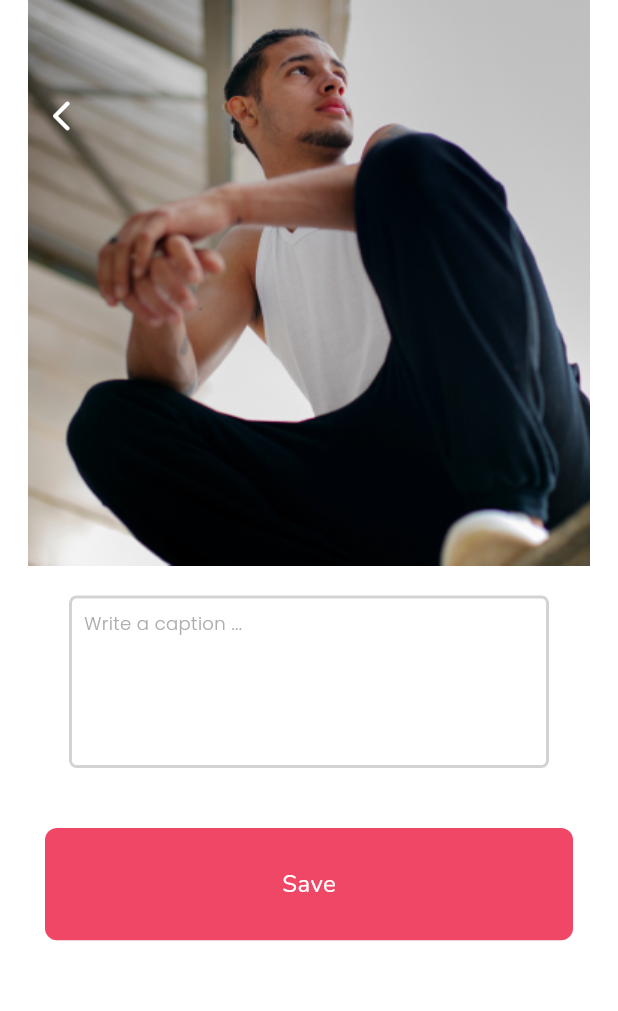
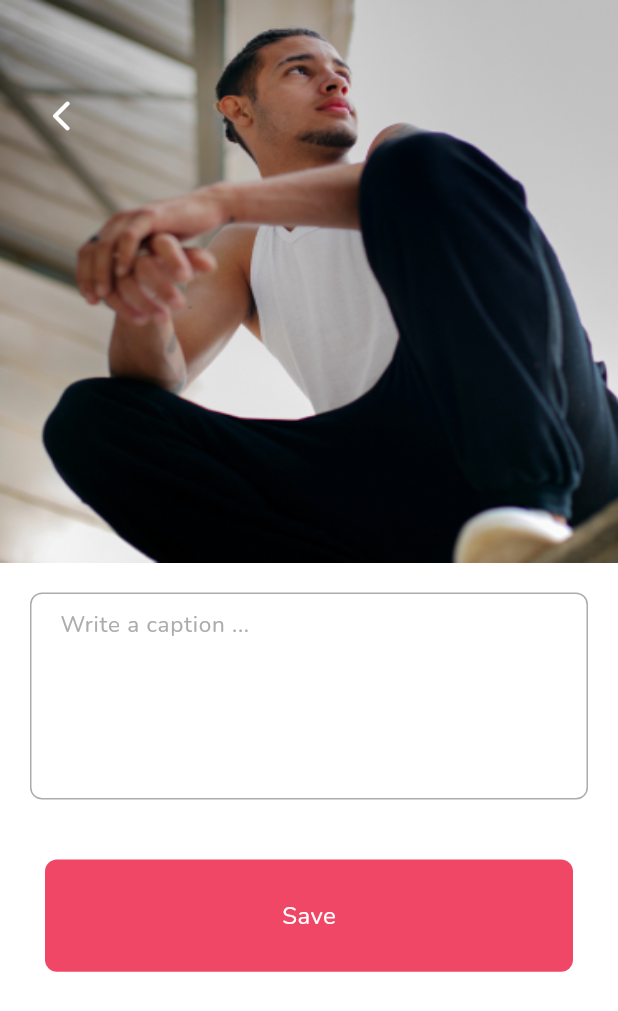
Before and after one commit to mobileappdev47/date_madly_app, a Flutter app: the MyUpload_Photo screen opened directly, on a phone screen of 412 x 824 dp. Shown: the top 1011 px of the screen. Run offline on Flutter 3.47's test engine with Material 3 defaults, Android fonts, the phone set to English and light mode, and no system bars; drawn by our look-alikes of dynamic_color; our stand-ins replace audioplayers, cached_network_image, confetti, country_picker, dio, emoji_picker_flutter and 17 more; missing offline and left inert: country_codes, flutter_background_service, flutter_background_service_android, flutter_facebook_auth, mqtt_client; accounts and stored records are empty; generated files the repository leaves out were written again.

Commit message:
font update

```diff
--- a/lib/common/text_feild_common.dart
+++ b/lib/common/text_feild_common.dart
@@ -93,9 +93,12 @@ class NewTextField extends StatelessWidget {
       required this.hintText,
       this.suffix,
       this.textInputType,
+      this.readOnly,
       this.prefix,
       this.color,
-      this.obscureText})
+      this.obscureText,
+        this.maxLines,
+      })
       : super(key: key);
 
   final TextEditingController controller;
@@ -103,7 +106,8 @@ class NewTextField extends StatelessWidget {
 
   final String? prefix;
   final String? suffix;
-
+  bool? readOnly;
+  int?maxLines;
   final Color? color;
   bool? obscureText;
 
@@ -122,7 +126,9 @@ class NewTextField extends StatelessWidget {
       ),
       padding: EdgeInsets.only(left: prefix != null ? 10 : 15),
       child: TextField(
+        maxLines: maxLines,
         controller: controller,
+        readOnly: readOnly ?? false,
         decoration: InputDecoration(
           border: InputBorder.none,
           hintText: hintText ?? '',
--- a/lib/common/text_style.dart
+++ b/lib/common/text_style.dart
@@ -4,6 +4,6 @@ import 'package:flutter/material.dart';
 TextStyle mulish14400 = const TextStyle(
   color: ColorRes.grey,
   fontSize: 12,
-  fontFamily: 'mulishRegular',
+  fontFamily: 'MulishRegular',
   fontWeight: FontWeight.w400,
 );
--- a/lib/pages/me/my_upload Photo.dart
+++ b/lib/pages/me/my_upload Photo.dart
@@ -1,9 +1,12 @@
+import 'package:date_madly_app/common/text_feild_common.dart';
 import 'package:date_madly_app/utils/colors.dart';
 import 'package:date_madly_app/utils/text_style.dart';
 import 'package:flutter/material.dart';
 
 class MyUpload_Photo extends StatelessWidget {
-  const MyUpload_Photo({super.key});
+  MyUpload_Photo({super.key});
+
+  TextEditingController controller = TextEditingController();
 
   @override
   Widget build(BuildContext context) {
@@ -11,37 +14,50 @@ class MyUpload_Photo extends StatelessWidget {
       backgroundColor: ColorRes.white,
       body: Stack(
         children: [
+          SizedBox(
+            height: 375,
+            width: double.maxFinite,
+            child: Image(
+              image: AssetImage("assets/icons/Add Image_01.png"),
+              fit: BoxFit.fill,
+            ),
+          ),
           SingleChildScrollView(
             child: Column(
               children: [
-                Image(
-                  image: AssetImage("assets/icons/Add Image_01.png"),
+                SizedBox(
+                  height: 375,
                 ),
                 Padding(
                   padding:
                       const EdgeInsets.symmetric(horizontal: 20, vertical: 20),
-                  child: Container(
-                    child: Padding(
-                      padding: const EdgeInsets.all(8.0),
-                      child: Text(
-                        "Write a caption ...",
-                        style: greyText(),
-                      ),
-                    ),
-                    height: 115,
-                    width: 320,
-                    decoration: BoxDecoration(
-                      borderRadius: BorderRadius.circular(5),
-                      border: Border.all(width: 2, color: ColorRes.lightGrey),
-                    ),
-                  ),
+                  child: NewTextField(
+                      controller: controller,
+                      hintText: "Write a caption ...",
+                      maxLines: 5),
+                  // child: Container(
+                  //   child: Padding(
+                  //     padding: const EdgeInsets.all(8.0),
+                  //     child: Text(
+                  //       "Write a caption ...",
+                  //       style: greyText(),
+                  //     ),
+                  //   ),
+                  //   height: 115,
+                  //   width: 320,
+                  //   decoration: BoxDecoration(
+                  //     borderRadius: BorderRadius.circular(5),
+                  //     border: Border.all(width: 2, color: ColorRes.lightGrey),
+                  //   ),
+                  // ),
                 ),
                 GestureDetector(
                   onTap: () {
                     Navigator.pop(context);
                   },
                   child: Padding(
-                    padding: EdgeInsets.only(top: 20, left: 30, right: 30,bottom: 30),
+                    padding: EdgeInsets.only(
+                        top: 20, left: 30, right: 30, bottom: 30),
                     child: Container(
                       height: MediaQuery.of(context).size.height / 11,
                       width: MediaQuery.of(context).size.width / 1,
```
Also changed, not shown: lib/main.dart (+5 -4 lines), lib/pages/me/change_password.dart (+9 -12 lines), lib/pages/me/main.dart (+77 -34 lines), lib/pages/me/personal_info.dart (+18 -18 lines), pubspec.yaml (+18 -0 lines), assets/icons/phone_icon.png (added).
